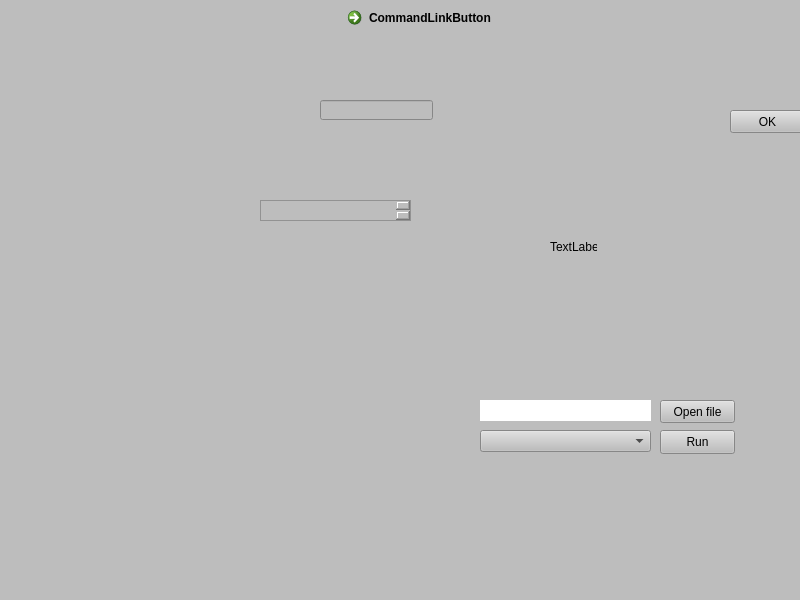
First picture: the form in mainwindow.ui, repository PavolHradsky/PIS-bonus, before the edit.
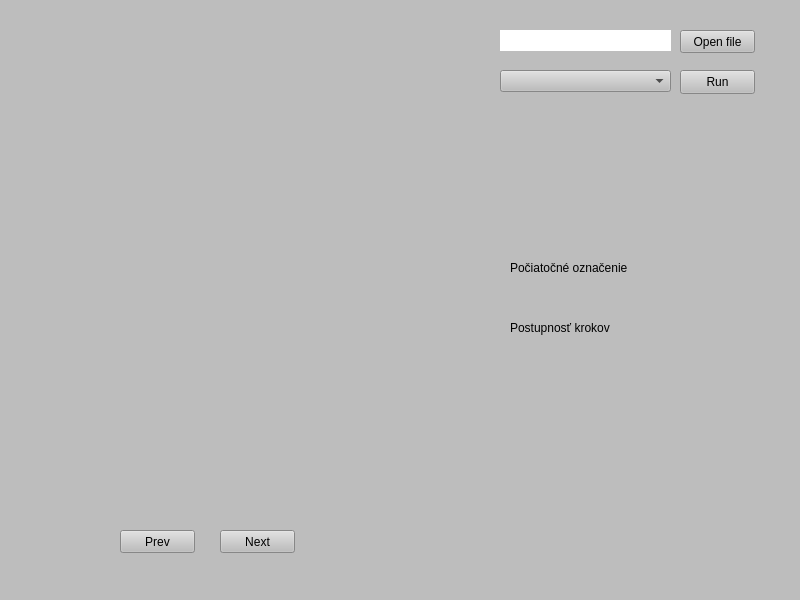
Second picture: the form after the edit.

```diff
--- a/mainwindow.ui
+++ b/mainwindow.ui
@@ -20,8 +20,8 @@
    <widget class="QPushButton" name="runButton">
     <property name="geometry">
      <rect>
-      <x>660</x>
-      <y>430</y>
+      <x>680</x>
+      <y>70</y>
       <width>75</width>
       <height>24</height>
      </rect>
@@ -30,80 +30,21 @@
      <string>Run</string>
     </property>
    </widget>
-   <widget class="QLabel" name="label">
-    <property name="geometry">
-     <rect>
-      <x>550</x>
-      <y>240</y>
-      <width>47</width>
-      <height>13</height>
-     </rect>
-    </property>
-    <property name="text">
-     <string>TextLabel</string>
-    </property>
-   </widget>
-   <widget class="QTextEdit" name="textEdit">
-    <property name="geometry">
-     <rect>
-      <x>260</x>
-      <y>200</y>
-      <width>151</width>
-      <height>21</height>
-     </rect>
-    </property>
-   </widget>
-   <widget class="QLineEdit" name="lineEdit">
-    <property name="geometry">
-     <rect>
-      <x>320</x>
-      <y>100</y>
-      <width>113</width>
-      <height>20</height>
-     </rect>
-    </property>
-   </widget>
    <widget class="QComboBox" name="comboBox">
     <property name="geometry">
      <rect>
-      <x>480</x>
-      <y>430</y>
+      <x>500</x>
+      <y>70</y>
       <width>171</width>
       <height>22</height>
      </rect>
     </property>
    </widget>
-   <widget class="QPushButton" name="pushButton_2">
-    <property name="geometry">
-     <rect>
-      <x>730</x>
-      <y>110</y>
-      <width>75</width>
-      <height>23</height>
-     </rect>
-    </property>
-    <property name="text">
-     <string>OK</string>
-    </property>
-   </widget>
-   <widget class="QCommandLinkButton" name="commandLinkButton">
-    <property name="geometry">
-     <rect>
-      <x>340</x>
-      <y>0</y>
-      <width>185</width>
-      <height>41</height>
-     </rect>
-    </property>
-    <property name="text">
-     <string>CommandLinkButton</string>
-    </property>
-   </widget>
    <widget class="QPushButton" name="loadFile">
     <property name="geometry">
      <rect>
-      <x>660</x>
-      <y>400</y>
+      <x>680</x>
+      <y>30</y>
       <width>75</width>
       <height>23</height>
      </rect>
@@ -115,8 +56,8 @@
    <widget class="QLabel" name="fileNameLabel">
     <property name="geometry">
      <rect>
-      <x>480</x>
-      <y>400</y>
+      <x>500</x>
+      <y>30</y>
       <width>171</width>
       <height>21</height>
      </rect>
@@ -128,6 +69,58 @@
      <string/>
     </property>
    </widget>
+   <widget class="QPushButton" name="pushButton">
+    <property name="geometry">
+     <rect>
+      <x>220</x>
+      <y>530</y>
+      <width>75</width>
+      <height>23</height>
+     </rect>
+    </property>
+    <property name="text">
+     <string>Next</string>
+    </property>
+   </widget>
+   <widget class="QLabel" name="label">
+    <property name="geometry">
+     <rect>
+      <x>510</x>
+      <y>260</y>
+      <width>121</width>
+      <height>16</height>
+     </rect>
+    </property>
+    <property name="text">
+     <string>Počiatočné označenie</string>
+    </property>
+   </widget>
+   <widget class="QLabel" name="label_2">
+    <property name="geometry">
+     <rect>
+      <x>510</x>
+      <y>320</y>
+      <width>111</width>
+      <height>16</height>
+     </rect>
+    </property>
+    <property name="text">
+     <string>Postupnosť krokov</string>
+    </property>
+   </widget>
+   <widget class="QPushButton" name="pushButton_2">
+    <property name="geometry">
+     <rect>
+      <x>120</x>
+      <y>530</y>
+      <width>75</width>
+      <height>23</height>
+     </rect>
+    </property>
+    <property name="text">
+     <string>Prev</string>
+    </property>
+   </widget>
   </widget>
  </widget>
  <resources/>
```
